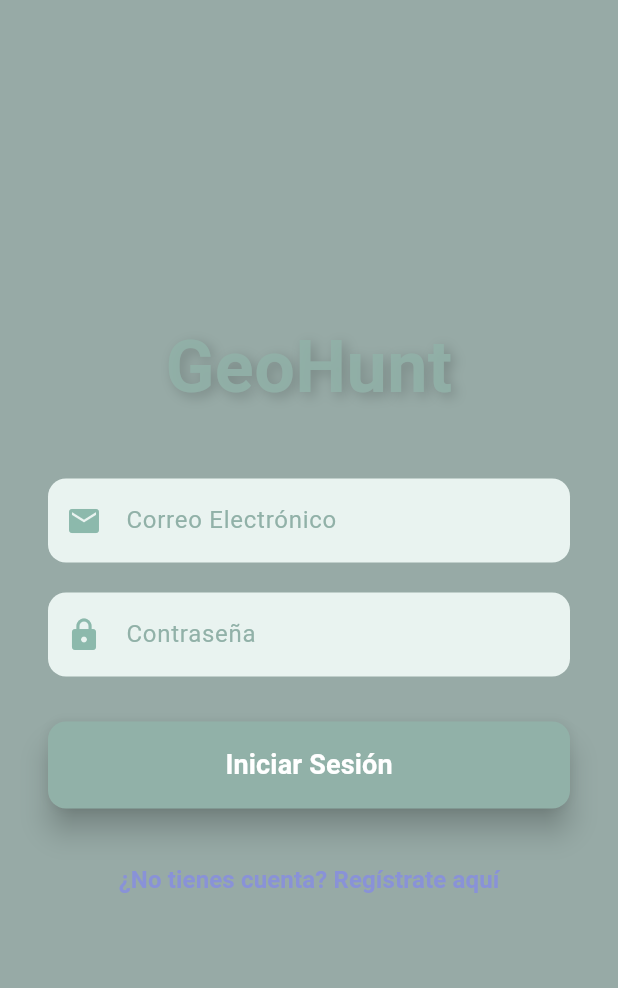
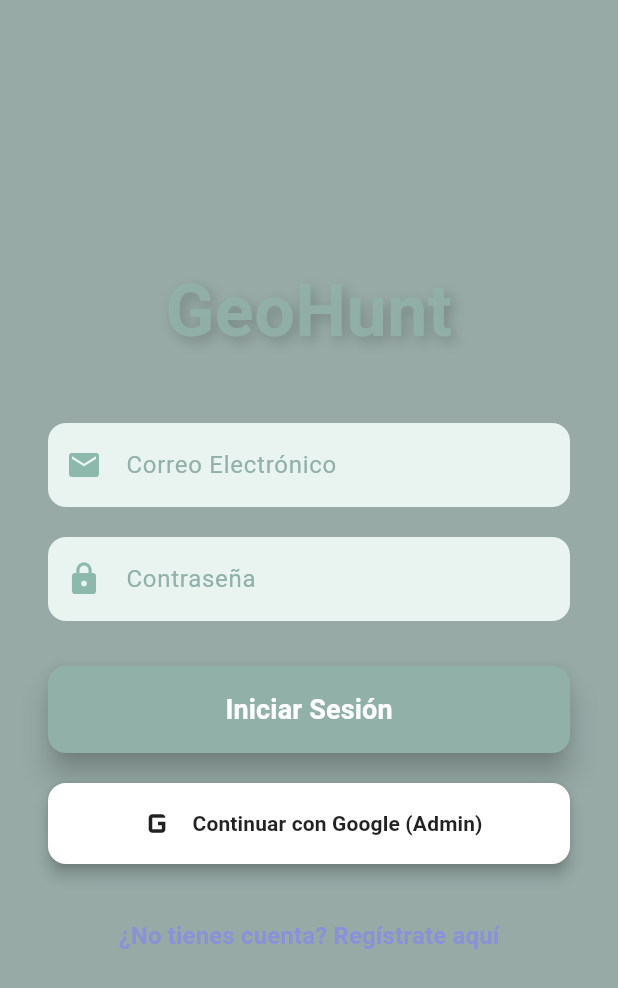
Before and after one commit to Rofriasbo/geohunt, a Flutter app: the screen it shows after launch, on a phone screen of 412 x 824 dp. Shown: the top 988 px of the screen. Run offline on Flutter 3.47's test engine with Material 3 defaults, Android fonts, the phone set to English and light mode, and no system bars; our stand-ins replace cloud_firestore, firebase_auth, firebase_core, google_sign_in; accounts and stored records are empty.

Commit message:
login al 100%
correo para usuarios
gmail para admins

```diff
--- a/lib/login.dart
+++ b/lib/login.dart
@@ -2,8 +2,9 @@ import 'package:flutter/material.dart';
 import 'package:firebase_auth/firebase_auth.dart';
 import 'package:cloud_firestore/cloud_firestore.dart';
 import 'registro.dart';
-import 'pagina.dart'; // Asegúrate de tener este archivo con la clase WelcomeScreen
-import 'user.dart'; // CORREGIDO: Importa el archivo correcto (plural)
+import 'pagina.dart';
+import 'user.dart'; // El modelo de usuario
+import 'registro_google.dart'; // NUEVO: Importamos el botón de Google que creamos
 
 class Login extends StatefulWidget {
   const Login({super.key});
@@ -63,14 +64,12 @@ class _LoginState extends State<Login> {
       String username = 'Explorador';
 
       if (docSnapshot.exists && docSnapshot.data() != null) {
-        // Aquí usamos UserModel del archivo users.dart
         username = UserModel.fromMap(docSnapshot.data()!, docSnapshot.id).username;
       }
 
       if (mounted) {
         Navigator.of(context).pushReplacement(
           MaterialPageRoute(
-            // Asegúrate de que WelcomeScreen esté definida en pagina.dart
             builder: (context) => WelcomeScreen(username: username),
           ),
         );
@@ -159,7 +158,7 @@ class _LoginState extends State<Login> {
               ),
               const SizedBox(height: 30),
 
-              // Opción 1: Botón de Iniciar Sesión
+              // Botón de Iniciar Sesión (Correo y Contraseña)
               ElevatedButton(
                 onPressed: _performLogin,
                 style: ElevatedButton.styleFrom(
@@ -179,9 +178,17 @@ class _LoginState extends State<Login> {
                   ),
                 ),
               ),
+
               const SizedBox(height: 20),
 
-              // Opción 2: Botón de Registrarse (navegación)
+              // --- NUEVO: Botón de Google (Para Admins) ---
+              // Asegúrate de tener el archivo google.dart creado
+              const GoogleLoginButton(),
+              // --------------------------------------------
+
+              const SizedBox(height: 20),
+
+              // Link a Registrarse
               TextButton(
                 onPressed: _navigateToRegister,
                 style: TextButton.styleFrom(
--- /dev/null
+++ b/lib/registro_google.dart
@@ -0,0 +1,132 @@
+import 'package:flutter/material.dart';
+import 'package:firebase_auth/firebase_auth.dart';
+import 'package:google_sign_in/google_sign_in.dart';
+import 'package:cloud_firestore/cloud_firestore.dart';
+import 'user.dart'; // Tu modelo de usuario
+import 'pagina.dart'; // Tu pantalla de bienvenida
+
+class GoogleLoginButton extends StatefulWidget {
+  const GoogleLoginButton({super.key});
+
+  @override
+  State<GoogleLoginButton> createState() => _GoogleLoginButtonState();
+}
+
+class _GoogleLoginButtonState extends State<GoogleLoginButton> {
+  final FirebaseAuth _auth = FirebaseAuth.instance;
+  final FirebaseFirestore _firestore = FirebaseFirestore.instance;
+  final GoogleSignIn _googleSignIn = GoogleSignIn();
+
+  bool _isSigningIn = false;
+
+  Future<void> _signInWithGoogle() async {
+    setState(() {
+      _isSigningIn = true;
+    });
+
+    try {
+      // 1. Iniciar el flujo de autenticación de Google
+      final GoogleSignInAccount? googleUser = await _googleSignIn.signIn();
+
+      // Si el usuario cancela el login
+      if (googleUser == null) {
+        setState(() {
+          _isSigningIn = false;
+        });
+        return;
+      }
+
+      // 2. Obtener los detalles de autenticación de la solicitud
+      final GoogleSignInAuthentication googleAuth = await googleUser.authentication;
+
+      // 3. Crear una nueva credencial para Firebase
+      final AuthCredential credential = GoogleAuthProvider.credential(
+        accessToken: googleAuth.accessToken,
+        idToken: googleAuth.idToken,
+      );
+
+      // 4. Iniciar sesión en Firebase con la credencial
+      final UserCredential userCredential = await _auth.signInWithCredential(credential);
+      final User? user = userCredential.user;
+
+      if (user != null) {
+        // 5. Verificar si el usuario ya existe en Firestore
+        final DocumentSnapshot userDoc = await _firestore.collection('users').doc(user.uid).get();
+
+        String username = user.displayName ?? 'Admin Google';
+
+        if (!userDoc.exists) {
+          // --- LÓGICA DE REGISTRO DE ADMIN ---
+          // Si es la primera vez que entra con Google, lo creamos como ADMIN
+
+          UserModel newAdmin = UserModel(
+            uid: user.uid,
+            email: user.email ?? '',
+            username: username,
+            role: 'admin', // <--- AQUÍ SE ASIGNA EL ROL DE ADMIN
+            score: 0,
+            foundTreasures: [],
+          );
+
+          await _firestore.collection('users').doc(user.uid).set(newAdmin.toJson());
+        } else {
+          // Si ya existe, recuperamos su nombre actual
+          username = UserModel.fromMap(userDoc.data() as Map<String, dynamic>, user.uid).username;
+        }
+
+        // 6. Navegar a la pantalla principal
+        if (mounted) {
+          Navigator.of(context).pushReplacement(
+            MaterialPageRoute(
+              builder: (context) => WelcomeScreen(username: username),
+            ),
+          );
+        }
+      }
+    } on FirebaseAuthException catch (e) {
+      _showSnackBar('Error de Firebase: ${e.message}');
+    } catch (e) {
+      _showSnackBar('Error al iniciar sesión con Google: $e');
+    } finally {
+      if (mounted) {
+        setState(() {
+          _isSigningIn = false;
+        });
+      }
+    }
+  }
+
+  void _showSnackBar(String message) {
+    ScaffoldMessenger.of(context).showSnackBar(
+      SnackBar(content: Text(message)),
+    );
+  }
+
+  @override
+  Widget build(BuildContext context) {
+    return SizedBox(
+      width: double.infinity, // Ocupar todo el ancho disponible
+      child: ElevatedButton.icon(
+        onPressed: _isSigningIn ? null : _signInWithGoogle,
+        icon: _isSigningIn
+            ? const SizedBox(width: 20, height: 20, child: CircularProgressIndicator(strokeWidth: 2, color: Colors.black54))
+            : const Icon(Icons.g_mobiledata, color: Colors.black87, size: 30), // Icono simple o usa una imagen de Google
+        label: Text(
+          _isSigningIn ? 'Cargando...' : 'Continuar con Google (Admin)',
+          style: const TextStyle(
+            color: Colors.black87,
+            fontWeight: FontWeight.bold,
+          ),
+        ),
+        style: ElevatedButton.styleFrom(
+          backgroundColor: Colors.white,
+          padding: const EdgeInsets.symmetric(vertical: 12),
+          shape: RoundedRectangleBorder(
+            borderRadius: BorderRadius.circular(12),
+          ),
+          elevation: 4,
+        ),
+      ),
+    );
+  }
+}
--- a/pubspec.yaml
+++ b/pubspec.yaml
@@ -39,6 +39,7 @@ dependencies:
   firebase_auth: ^5.1.0
   cloud_firestore: ^5.0.2
   firebase_messaging: ^15.0.2
+  google_sign_in: ^6.1.6
 
 dev_dependencies:
   flutter_test:
```
Also changed, not shown: pubspec.lock, 3 other files.
